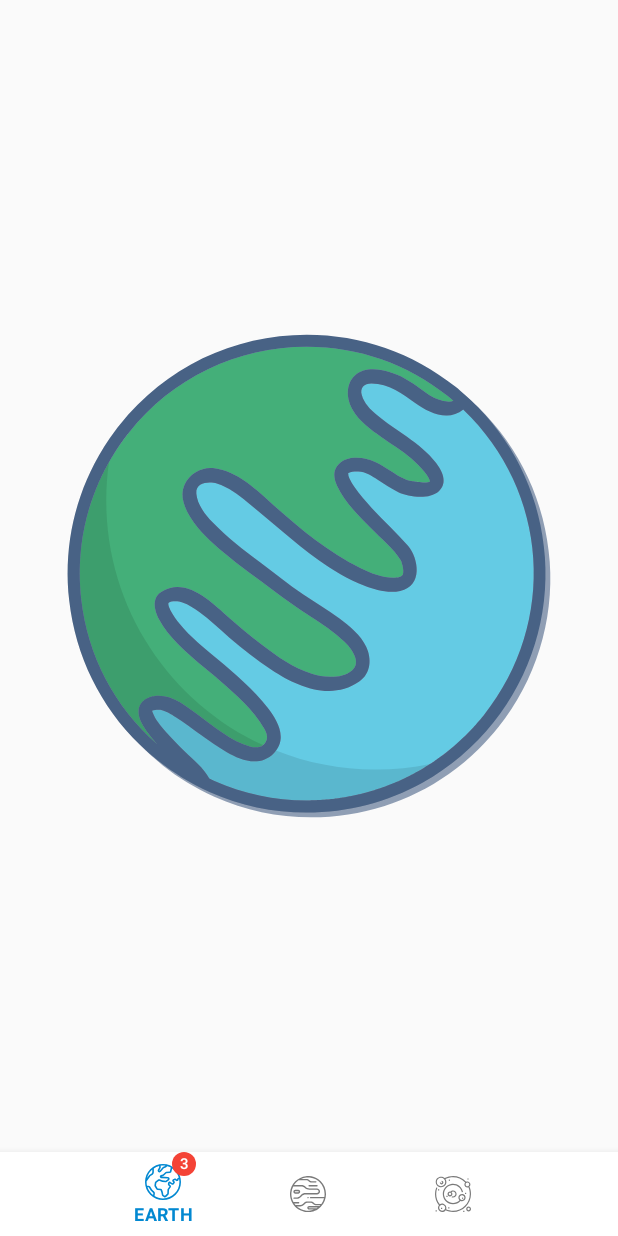
After one commit to VMoLinov/MaterialNasa, an Android app: the ApiBottomActivity screen opened directly, with no data from a screen before it, on a phone screen of 412 x 824 dp. The commit adds this screen. Run offline under Robolectric (Android 15) with nearby library versions, the phone set to English and light mode, and no system bars; Roboto replaces fonts that are not available here.

Commit message:
Bottom Navigation Activity

```diff
--- a/app/src/main/AndroidManifest.xml
+++ b/app/src/main/AndroidManifest.xml
@@ -11,14 +11,15 @@
         android:roundIcon="@mipmap/ic_launcher_round"
         android:supportsRtl="true"
         android:theme="@style/App.POD1">
-        <activity android:name=".api.ApiActivity">
+        <activity android:name=".MainActivity">
             <intent-filter>
                 <action android:name="android.intent.action.MAIN" />
 
                 <category android:name="android.intent.category.LAUNCHER" />
             </intent-filter>
         </activity>
-<!--        <activity android:name=".api.ApiActivity" />-->
+        <activity android:name=".api.ApiActivity" />
+        <activity android:name=".api.ApiBottomActivity" />
 
         <meta-data
             android:name="preloaded_fonts"
--- /dev/null
+++ b/app/src/main/java/molinov/pictureoftheday/api/ApiBottomActivity.kt
@@ -0,0 +1,46 @@
+package molinov.pictureoftheday.api
+
+import android.os.Bundle
+import androidx.appcompat.app.AppCompatActivity
+import molinov.pictureoftheday.R
+import molinov.pictureoftheday.databinding.ActivityApiBottomBinding
+
+class ApiBottomActivity : AppCompatActivity() {
+
+    private lateinit var binding: ActivityApiBottomBinding
+
+    override fun onCreate(savedInstanceState: Bundle?) {
+        super.onCreate(savedInstanceState)
+        binding = ActivityApiBottomBinding.inflate(layoutInflater)
+        setContentView(binding.root)
+        binding.bottomNavigationView.setOnItemSelectedListener { item ->
+            when (item.itemId) {
+                R.id.bottom_view_earth -> {
+                    supportFragmentManager.beginTransaction()
+                        .replace(R.id.activity_api_bottom_container, EarthFragment())
+                        .commit()
+                    true
+                }
+                R.id.bottom_view_mars -> {
+                    supportFragmentManager.beginTransaction()
+                        .replace(R.id.activity_api_bottom_container, MarsFragment())
+                        .commit()
+                    true
+                }
+                R.id.bottom_view_weather -> {
+                    supportFragmentManager.beginTransaction()
+                        .replace(R.id.activity_api_bottom_container, WeatherFragment())
+                        .commit()
+                    true
+                }
+                else -> false
+            }
+        }
+        binding.bottomNavigationView.apply {
+            selectedItemId = R.id.bottom_view_earth
+            getOrCreateBadge(R.id.bottom_view_earth)
+            val badge = getBadge(R.id.bottom_view_earth)
+            badge?.number = 3
+        }
+    }
+}
--- a/app/src/main/java/molinov/pictureoftheday/picture/PictureOfTheDayFragment.kt
+++ b/app/src/main/java/molinov/pictureoftheday/picture/PictureOfTheDayFragment.kt
@@ -5,7 +5,6 @@
 import android.os.Bundle
 import android.view.*
 import android.widget.TextView
-import android.widget.Toast
 import androidx.constraintlayout.widget.ConstraintLayout
 import androidx.core.content.ContextCompat
 import androidx.fragment.app.Fragment
@@ -17,6 +16,7 @@
 import molinov.pictureoftheday.MainActivity
 import molinov.pictureoftheday.R
 import molinov.pictureoftheday.api.ApiActivity
+import molinov.pictureoftheday.api.ApiBottomActivity
 import molinov.pictureoftheday.databinding.MainFragmentBinding
 import molinov.pictureoftheday.settings.SettingsFragment
 import molinov.pictureoftheday.util.BEFORE_YESTERDAY
@@ -138,7 +138,9 @@
 
     override fun onOptionsItemSelected(item: MenuItem): Boolean {
         when (item.itemId) {
-            R.id.app_bar_fav -> Toast.makeText(context, "Favorite", Toast.LENGTH_SHORT).show()
+            R.id.app_bar_fav -> {
+                activity?.let { startActivity(Intent(it, ApiBottomActivity::class.java)) }
+            }
             R.id.app_bar_settings -> {
                 parentFragmentManager
                     .beginTransaction()
--- /dev/null
+++ b/app/src/main/res/layout/activity_api_bottom.xml
@@ -0,0 +1,27 @@
+<?xml version="1.0" encoding="utf-8"?>
+<androidx.constraintlayout.widget.ConstraintLayout xmlns:android="http://schemas.android.com/apk/res/android"
+    xmlns:app="http://schemas.android.com/apk/res-auto"
+    android:layout_width="match_parent"
+    android:layout_height="match_parent">
+
+    <FrameLayout
+        android:id="@+id/activity_api_bottom_container"
+        android:layout_width="match_parent"
+        android:layout_height="match_parent"
+        android:layout_marginBottom="?actionBarSize"
+        app:layout_constraintBottom_toTopOf="@+id/bottom_navigation_view"
+        app:layout_constraintEnd_toEndOf="parent"
+        app:layout_constraintStart_toStartOf="parent"
+        app:layout_constraintTop_toTopOf="parent" />
+
+    <com.google.android.material.bottomnavigation.BottomNavigationView
+        android:id="@+id/bottom_navigation_view"
+        android:layout_width="match_parent"
+        android:layout_height="wrap_content"
+        app:itemHorizontalTranslationEnabled="true"
+        app:labelVisibilityMode="selected"
+        app:layout_constraintBottom_toBottomOf="parent"
+        app:layout_constraintEnd_toEndOf="parent"
+        app:layout_constraintStart_toStartOf="parent"
+        app:menu="@menu/menu_bottom_navigation_view" />
+</androidx.constraintlayout.widget.ConstraintLayout>
--- /dev/null
+++ b/app/src/main/res/menu/menu_bottom_navigation_view.xml
@@ -0,0 +1,15 @@
+<?xml version="1.0" encoding="utf-8"?>
+<menu xmlns:android="http://schemas.android.com/apk/res/android">
+    <item
+        android:id="@+id/bottom_view_earth"
+        android:icon="@drawable/ic_earth"
+        android:title="@string/earth" />
+    <item
+        android:id="@+id/bottom_view_mars"
+        android:icon="@drawable/ic_mars"
+        android:title="@string/mars" />
+    <item
+        android:id="@+id/bottom_view_weather"
+        android:icon="@drawable/ic_system"
+        android:title="@string/system" />
+</menu>
```
Also changed, not shown: app/src/main/java/molinov/pictureoftheday/api/ApiActivity.kt (+5 -67 lines).
